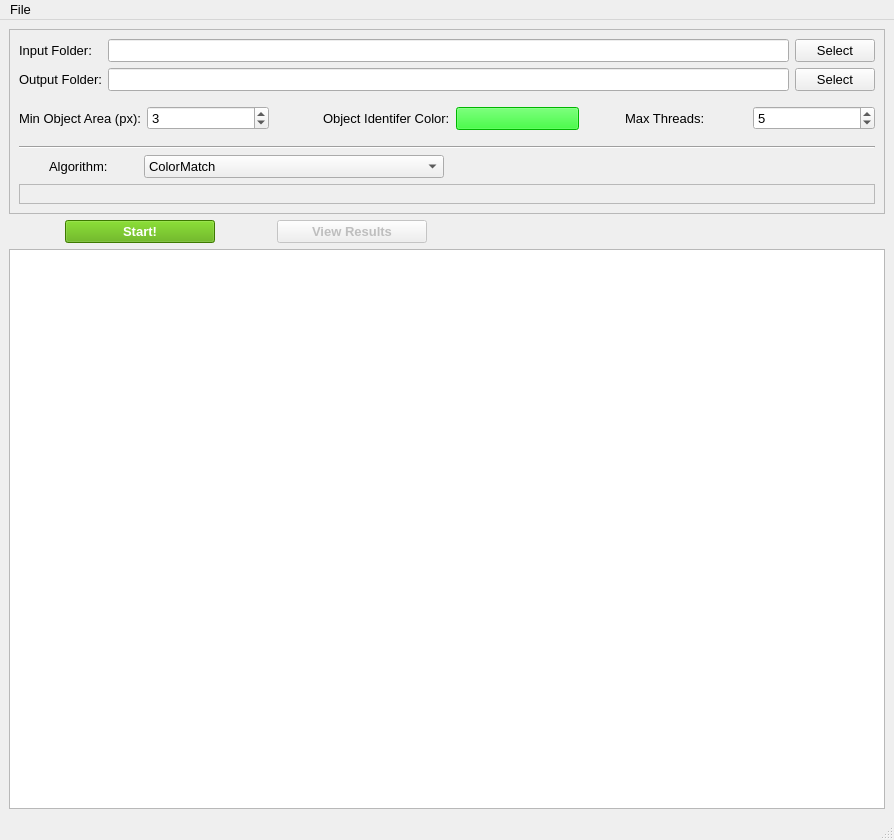
Before: the Qt Designer form resources/views/MainWindow.ui in crgrove/automated-drone-image-analysis-tool, drawn with Qt 5.
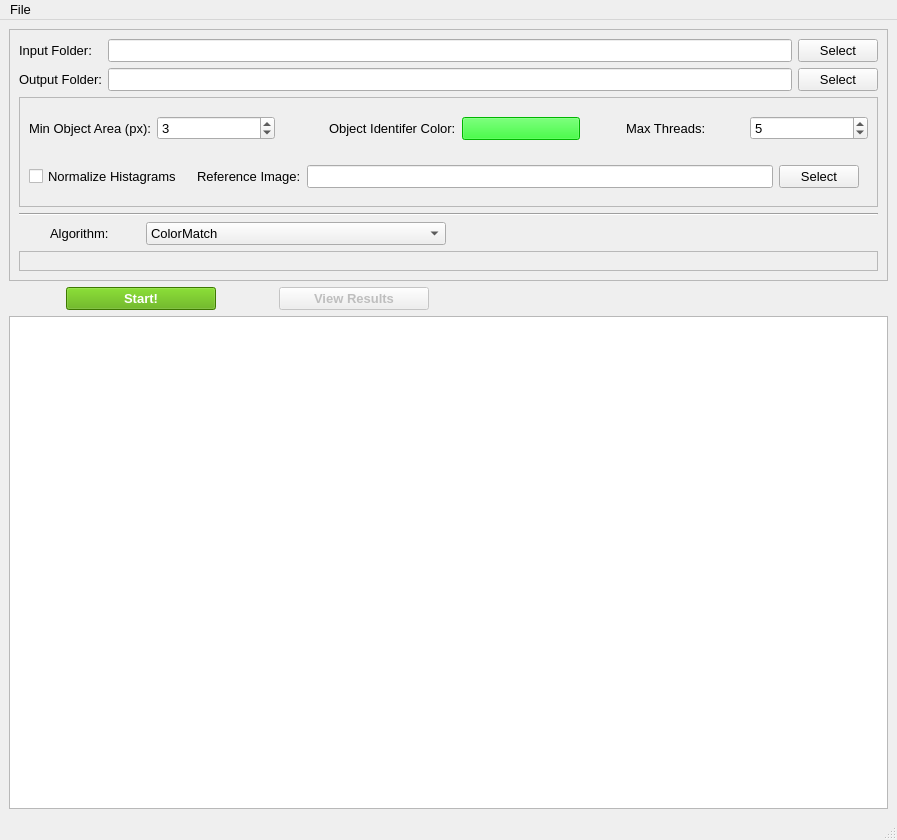
After: the same form once the commit is applied. Icons and pictures are not drawn.

Commit message: Refactoring, bug fixes, and added histagram normalization and kml export capabilites.

```diff
--- a/resources/views/MainWindow.ui
+++ b/resources/views/MainWindow.ui
@@ -9,7 +9,7 @@
    <rect>
     <x>0</x>
     <y>0</y>
-    <width>894</width>
+    <width>897</width>
     <height>840</height>
    </rect>
   </property>
@@ -99,7 +99,16 @@
         </layout>
        </item>
        <item>
-        <layout class="QHBoxLayout" name="globalOptionsLayout">
+        <widget class="QFrame" name="GlobalOptionsFrame">
+         <property name="frameShape">
+          <enum>QFrame::StyledPanel</enum>
+         </property>
+         <property name="frameShadow">
+          <enum>QFrame::Raised</enum>
+         </property>
+         <layout class="QVBoxLayout" name="verticalLayout_6">
+          <item>
+           <layout class="QHBoxLayout" name="GeneralLayout">
          <item>
           <widget class="QLabel" name="areaLabel">
            <property name="text">
@@ -189,6 +198,43 @@
         </layout>
        </item>
        <item>
+           <layout class="QHBoxLayout" name="HistagramLayout">
+            <item>
+             <widget class="QCheckBox" name="HistagramCheckbox">
+              <property name="text">
+               <string>Normalize Histagrams</string>
+              </property>
+             </widget>
+            </item>
+            <item>
+             <widget class="QWidget" name="HistagramImgWidget" native="true">
+              <layout class="QHBoxLayout" name="horizontalLayout_3">
+               <item>
+                <widget class="QLabel" name="ReferenceImageLabel">
+                 <property name="text">
+                  <string>Reference Image:</string>
+                 </property>
+                </widget>
+               </item>
+               <item>
+                <widget class="QLineEdit" name="HistagramLine"/>
+               </item>
+               <item>
+                <widget class="QPushButton" name="HistagramButton">
+                 <property name="text">
+                  <string>Select</string>
+                 </property>
+                </widget>
+               </item>
+              </layout>
+             </widget>
+            </item>
+           </layout>
+          </item>
+         </layout>
+        </widget>
+       </item>
+       <item>
         <widget class="Line" name="line">
          <property name="orientation">
           <enum>Qt::Horizontal</enum>
@@ -389,8 +435,8 @@
     <rect>
      <x>0</x>
      <y>0</y>
-     <width>894</width>
-     <height>21</height>
+     <width>897</width>
+     <height>24</height>
     </rect>
    </property>
    <widget class="QMenu" name="menuFile">
```
Left out of the diff: 42 changed lines with no effect on the pictures. Lines whose indentation alone changed are shown as unchanged. The commit also changes 41 other files.
